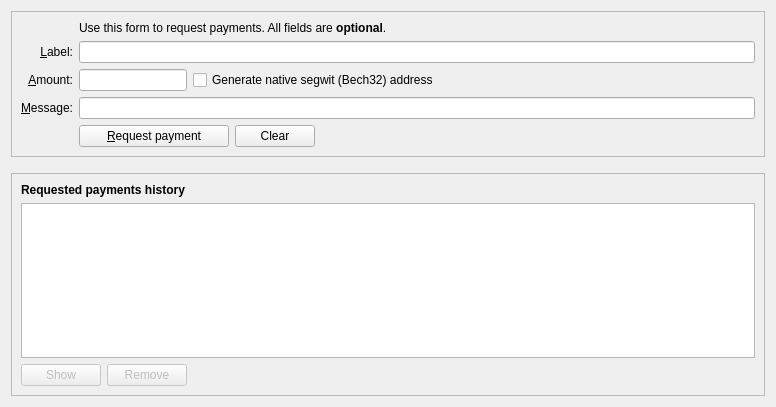
The window that src/qt/forms/receivecoinsdialog.ui (uhlik-mdfkbtc-veles-development/veles) describes before a commit, drawn with Qt 5.
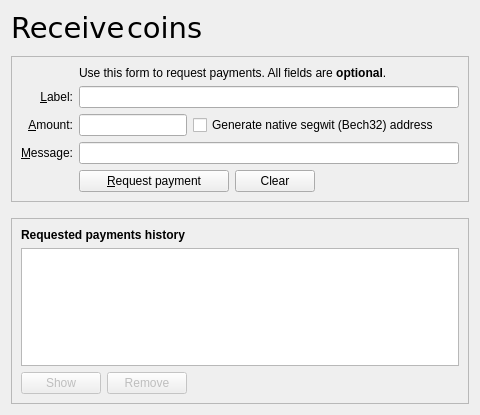
The same window after the commit. Icons and pictures are not drawn. Custom widgets are drawn as their Qt base class.

Commit message: ADD: font + fix css ...

Patch:
```diff
--- a/src/qt/forms/receivecoinsdialog.ui
+++ b/src/qt/forms/receivecoinsdialog.ui
@@ -6,11 +6,63 @@
    <rect>
     <x>0</x>
     <y>0</y>
-    <width>776</width>
-    <height>407</height>
+    <width>480</width>
+    <height>415</height>
    </rect>
   </property>
-  <layout class="QVBoxLayout" name="verticalLayout" stretch="0,0,1">
+  <layout class="QVBoxLayout" name="verticalLayout" stretch="0,0,0,1">
+   <item>
+    <layout class="QHBoxLayout" name="horizontalLayout_3">
+     <property name="spacing">
+      <number>2</number>
+     </property>
+     <property name="bottomMargin">
+      <number>5</number>
+     </property>
+     <item>
+      <widget class="QLabel" name="whiteTitle">
+       <property name="font">
+        <font>
+         <family>DejaVu Sans</family>
+         <pointsize>22</pointsize>
+        </font>
+       </property>
+       <property name="text">
+        <string>Receive</string>
+       </property>
+       <property name="margin">
+        <number>5</number>
+       </property>
+      </widget>
+     </item>
+     <item>
+      <widget class="QLabel" name="greyTitle">
+       <property name="font">
+        <font>
+         <family>DejaVu Sans</family>
+         <pointsize>22</pointsize>
+        </font>
+       </property>
+       <property name="text">
+        <string>coins</string>
+       </property>
+      </widget>
+     </item>
+     <item>
+      <spacer name="horizontalSpacer_4">
+       <property name="orientation">
+        <enum>Qt::Horizontal</enum>
+       </property>
+       <property name="sizeHint" stdset="0">
+        <size>
+         <width>40</width>
+         <height>20</height>
+        </size>
+       </property>
+      </spacer>
+     </item>
+    </layout>
+   </item>
    <item>
     <widget class="QFrame" name="frame2">
      <property name="sizePolicy">
```
Left out of the diff: 48 changed lines with no effect on the pictures. The commit also changes 6 other files.
